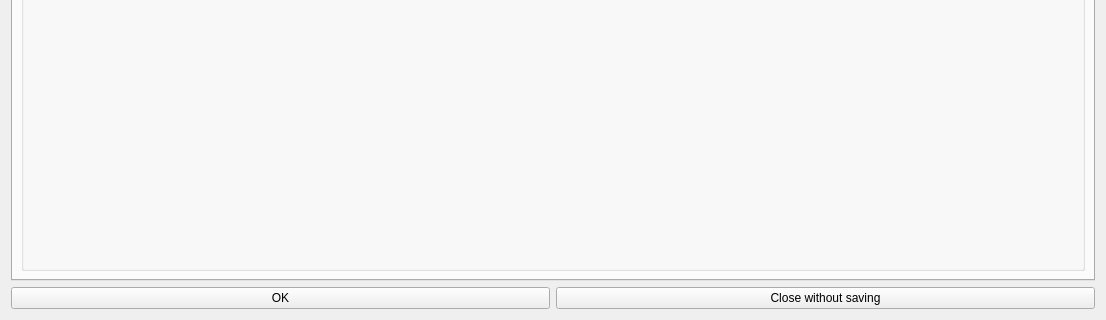
Old version of the form huggle/preferences.ui in the repository huggle/huggle3-qt-lx; both pictures show x 0 to 1106 and y 454 to 774 of the 1106 by 774 pixel window.
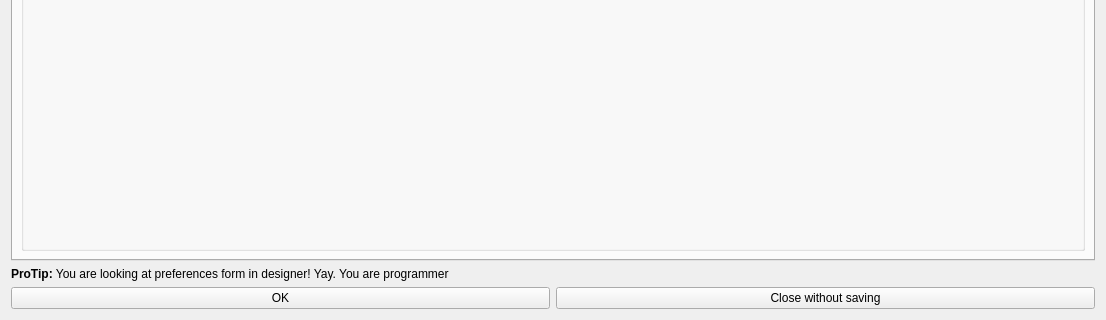
New version of the form. Icons and pictures are not drawn.

Patch:
```diff
--- a/huggle/preferences.ui
+++ b/huggle/preferences.ui
@@ -1130,6 +1130,16 @@
      </widget>
     </widget>
    </item>
+   <item>
+    <widget class="QLabel" name="label_pt">
+     <property name="text">
+      <string>&lt;html&gt;&lt;head/&gt;&lt;body&gt;&lt;p&gt;&lt;span style=&quot; font-weight:600;&quot;&gt;ProTip:&lt;/span&gt; You are looking at preferences form in designer! Yay. You are programmer&lt;/p&gt;&lt;/body&gt;&lt;/html&gt;</string>
+     </property>
+     <property name="textFormat">
+      <enum>Qt::RichText</enum>
+     </property>
+    </widget>
+   </item>
    <item>
     <layout class="QHBoxLayout" name="horizontalLayout">
      <item>
```
